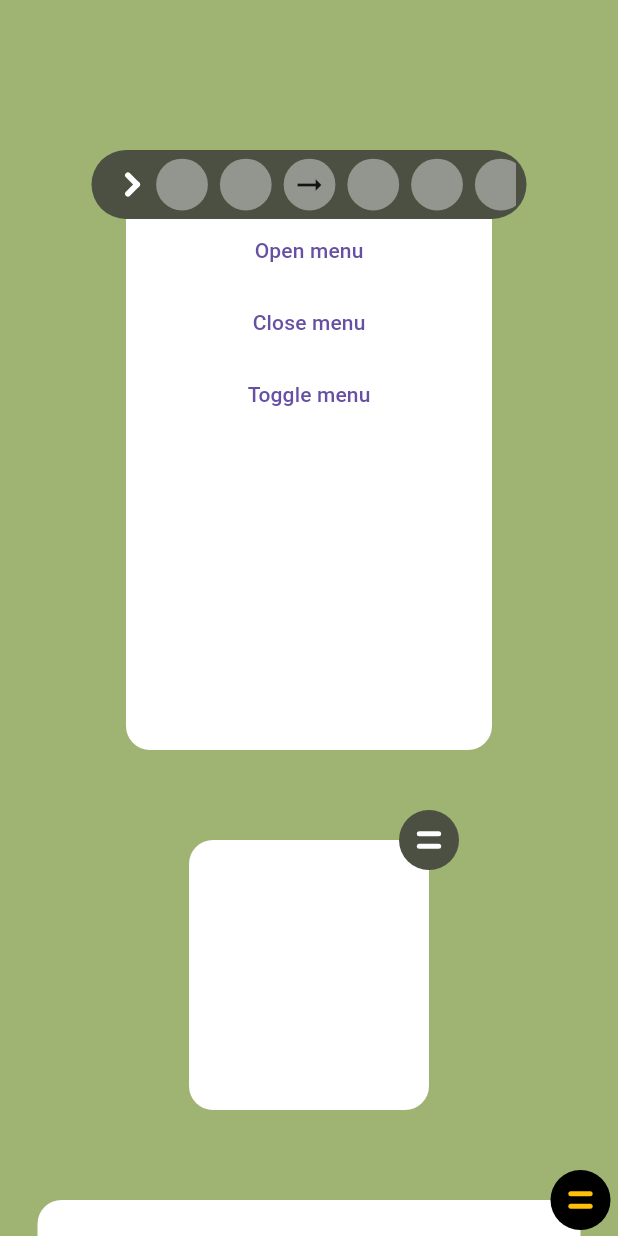
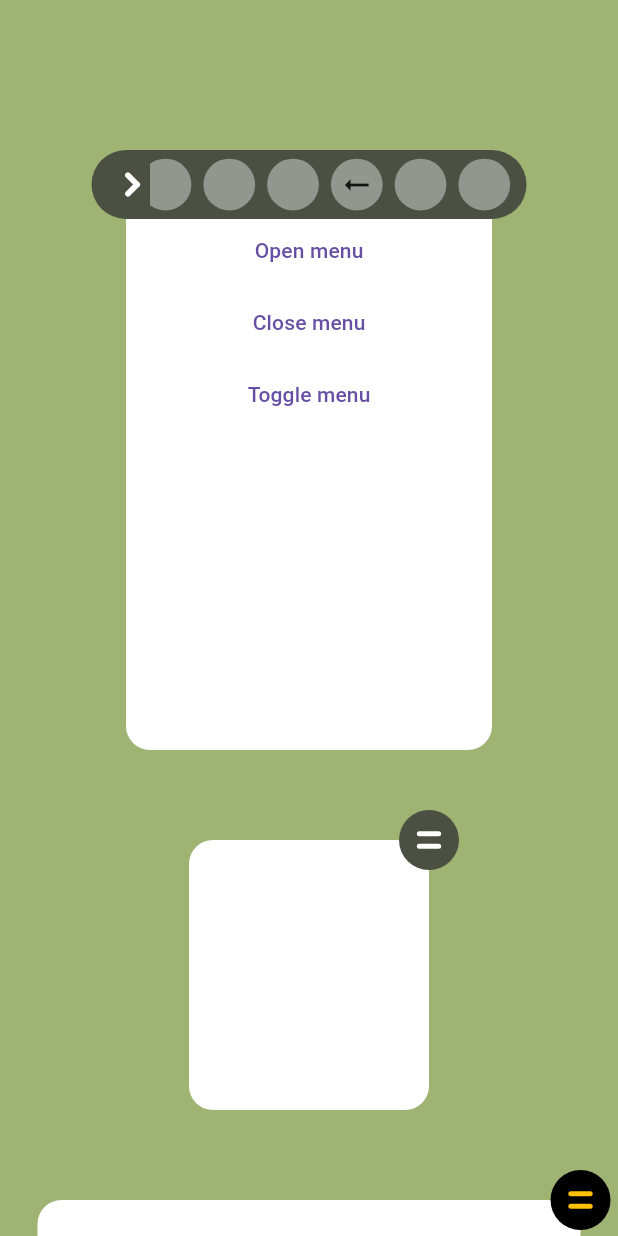
Before and after one commit to mohammad-mohammady/expandable_menu, a Flutter app: the screen it shows after launch, after a tap on "Open menu", on a phone screen of 412 x 824 dp. Run offline on Flutter 3.47's test engine with Material 3 defaults, Android fonts, the phone set to English and light mode, and no system bars.

```diff
--- a/lib/expandable_menu.dart
+++ b/lib/expandable_menu.dart
@@ -173,7 +173,9 @@ class ExpandableMenuState extends State<ExpandableMenu>
                     : _listWidth * _containerProgress,
                 height: widget.height,
                 child: Directionality(
-                  textDirection: Directionality.of(context),
+                  textDirection: Directionality.of(context) == TextDirection.rtl
+                      ? TextDirection.ltr
+                      : TextDirection.rtl,
                   child: ListView(
                     scrollDirection: Axis.horizontal,
                     children: _listWidget,
```
